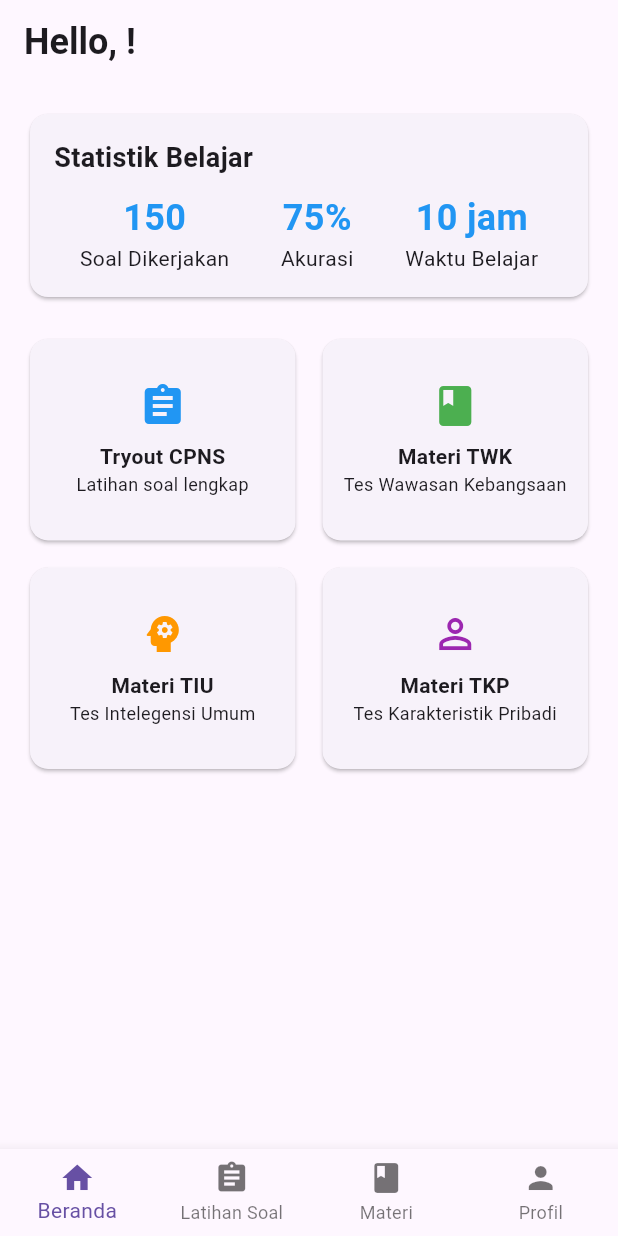
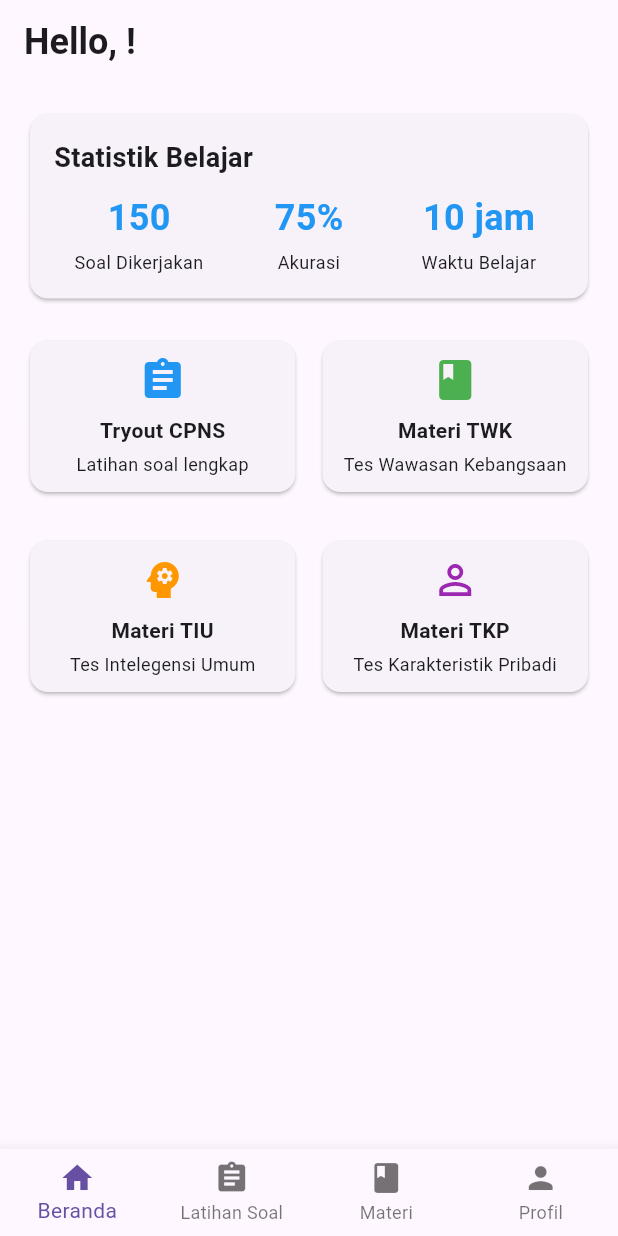
Before and after one commit to arizonaadipradana/juara_cpns, a Flutter app: the screen it shows once a user with an empty profile is signed in, on a phone screen of 412 x 824 dp. Run offline on Flutter 3.47's test engine with Material 3 defaults, Android fonts, the phone set to English and light mode, and no system bars; our stand-ins replace cloud_firestore, firebase_auth, firebase_core; accounts and stored records are empty.

Commit message:
Refactor home screen layout and add question model for tryout functionality

```diff
--- a/lib/screens/home_screen.dart
+++ b/lib/screens/home_screen.dart
@@ -1,6 +1,6 @@
+import 'package:cloud_firestore/cloud_firestore.dart';
+import 'package:firebase_auth/firebase_auth.dart';
 import 'package:flutter/material.dart';
-import 'package:firebase_auth/firebase_auth.dart';
-import 'package:cloud_firestore/cloud_firestore.dart';
 
 class HomeScreen extends StatelessWidget {
   const HomeScreen({super.key});
@@ -34,7 +34,6 @@ class HomeScreen extends StatelessWidget {
           },
         ),
       ),
-      // Wrap the body in SafeArea to handle system UI intrusions
       body: SafeArea(
         child: LayoutBuilder(
           builder: (context, constraints) {
@@ -78,9 +77,9 @@ class HomeScreen extends StatelessWidget {
             Row(
               mainAxisAlignment: MainAxisAlignment.spaceAround,
               children: [
-                _buildStatItem('Soal Dikerjakan', '150'),
-                _buildStatItem('Akurasi', '75%'),
-                _buildStatItem('Waktu Belajar', '10 jam'),
+                Expanded(child: _buildStatItem('Soal Dikerjakan', '150')),
+                Expanded(child: _buildStatItem('Akurasi', '75%')),
+                Expanded(child: _buildStatItem('Waktu Belajar', '10 jam')),
               ],
             ),
           ],
@@ -91,6 +90,7 @@ class HomeScreen extends StatelessWidget {
 
   Widget _buildStatItem(String label, String value) {
     return Column(
+      mainAxisSize: MainAxisSize.min, // Add this to prevent vertical overflow
       children: [
         Text(
           value,
@@ -100,7 +100,12 @@ class HomeScreen extends StatelessWidget {
             color: Colors.blue,
           ),
         ),
-        Text(label),
+        const SizedBox(height: 4), // Add spacing between value and label
+        Text(
+          label,
+          textAlign: TextAlign.center, // Center align multi-line text
+          style: const TextStyle(fontSize: 12), // Reduce font size
+        ),
       ],
     );
   }
@@ -109,41 +114,48 @@ class HomeScreen extends StatelessWidget {
     final isTablet = MediaQuery.of(context).size.width > 600;
 
     return GridView.count(
-      shrinkWrap: true, // Add this to make grid take only needed space
-      physics: const NeverScrollableScrollPhysics(), // Disable scrolling
+      shrinkWrap: true,
+      physics: const NeverScrollableScrollPhysics(),
       crossAxisCount: isTablet ? 4 : 2,
-      childAspectRatio: isTablet ? 1.5 : 1.3,
+      childAspectRatio: isTablet ? 1.5 : 1.5,
+      // Increased ratio to prevent overflow
       mainAxisSpacing: 10,
       crossAxisSpacing: 10,
       children: [
-        _buildFeatureCard(
+        SingleChildScrollView(
+            child: _buildFeatureCard(
           context,
           'Tryout CPNS',
           'Latihan soal lengkap',
           Icons.assignment,
           Colors.blue,
-        ),
-        _buildFeatureCard(
+        )),
+        SingleChildScrollView(
+            child: _buildFeatureCard(
           context,
           'Materi TWK',
           'Tes Wawasan Kebangsaan',
           Icons.book,
           Colors.green,
-        ),
-        _buildFeatureCard(
+        )),
+        SingleChildScrollView(
+          child: _buildFeatureCard(
             context,
             'Materi TIU',
             'Tes Intelegensi Umum',
             Icons.psychology,
             Colors.orange,
           ),
-        _buildFeatureCard(
+        ),
+        SingleChildScrollView(
+          child: _buildFeatureCard(
             context,
             'Materi TKP',
             'Tes Karakteristik Pribadi',
             Icons.person_outline,
             Colors.purple,
           ),
+        )
       ],
     );
   }
@@ -156,9 +168,11 @@ class HomeScreen extends StatelessWidget {
           // Navigate to feature
         },
         child: Padding(
-          padding: const EdgeInsets.all(12.0),
+          padding: const EdgeInsets.all(10.0),
           child: Column(
             mainAxisAlignment: MainAxisAlignment.center,
+            mainAxisSize: MainAxisSize.min,
+            // Add this to prevent vertical overflow
             children: [
               Icon(
                 icon,
@@ -170,9 +184,11 @@ class HomeScreen extends StatelessWidget {
                 title,
                 style: const TextStyle(
                   fontWeight: FontWeight.bold,
+                  fontSize: 14, // Slightly reduced font size
                 ),
                 textAlign: TextAlign.center,
               ),
+              const SizedBox(height: 4), // Consistent spacing
               Text(
                 subtitle,
                 style: const TextStyle(fontSize: 12),
```
Also changed, not shown: lib/class/question_model.dart (added, +28 -0 lines), lib/screens/practice_test_screen.dart (+10 -6 lines), lib/screens/tryout_screen.dart (added, +219 -0 lines), lib/class/responsive_layout.dart (renamed from lib/responsive_layout.dart). Lines whose indentation alone changed are shown as unchanged.
